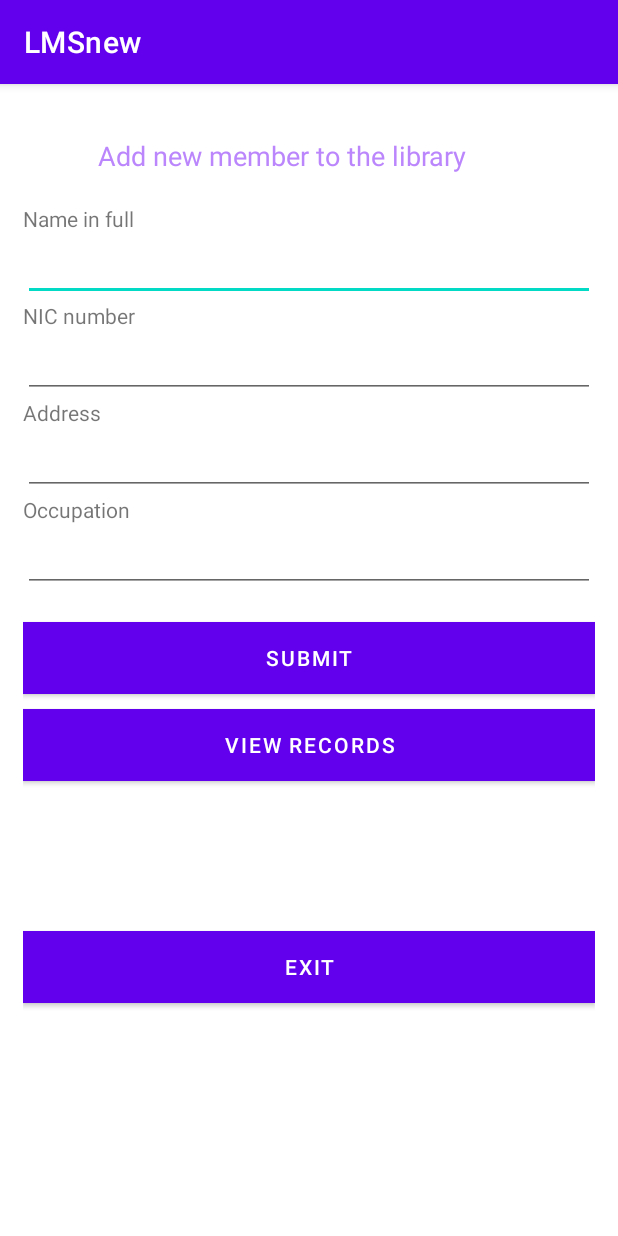
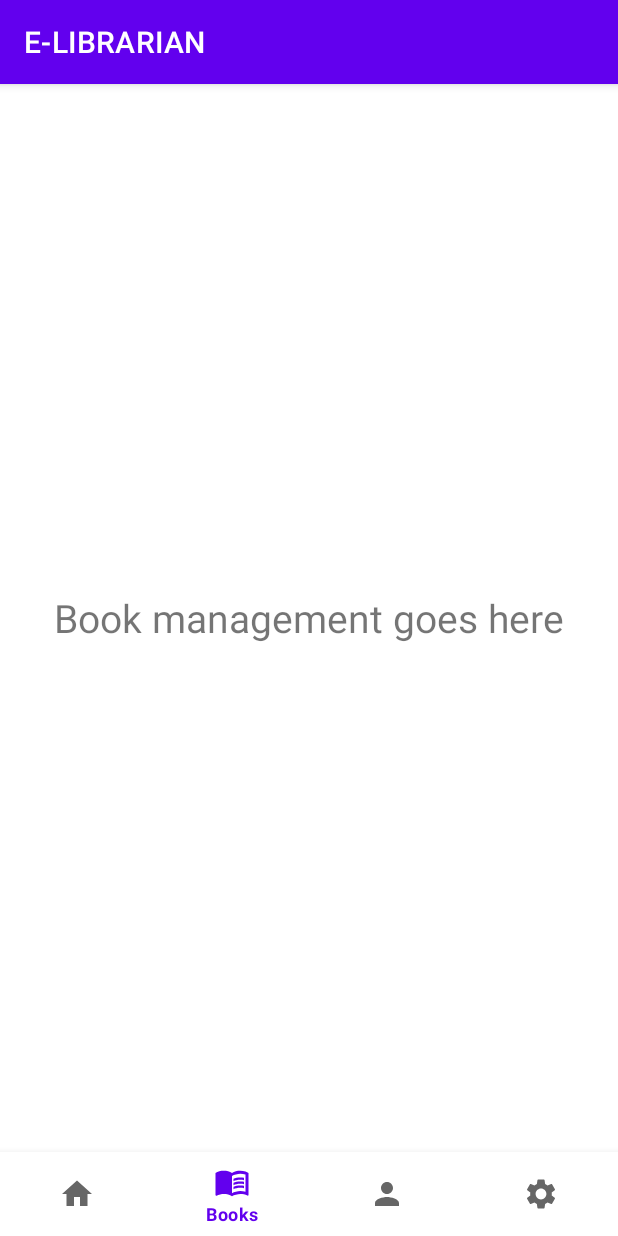
Before and after one commit to cybertronicEX/merged, an Android app: the screen it shows after launch (MainActivity before the commit, ActualMain after it), item 2 of the bottom bar chosen, on a phone screen of 412 x 824 dp. Run offline under Robolectric (Android 15) with nearby library versions, the phone set to English and light mode, and no system bars.

Commit message:
final touches

```diff
--- a/LibraySystem/app/src/main/AndroidManifest.xml
+++ b/LibraySystem/app/src/main/AndroidManifest.xml
@@ -11,7 +11,8 @@
         android:theme="@style/Theme.LMSnew">
         <activity
             android:name=".ActualMain"
-            android:exported="true">
+            android:exported="true"
+            android:label="E-LIBRARIAN">
             <intent-filter>
                 <action android:name="android.intent.action.MAIN" />
 
@@ -24,7 +25,8 @@
             />
         <activity
             android:name=".MainActivity"
-            android:exported="false">
+            android:exported="false"
+            android:label="E-LIBRARIAN">
 <!--            <intent-filter>-->
 <!--                <action android:name="android.intent.action.MAIN" />-->
 
--- a/LibraySystem/app/src/main/java/com/example/lmsnew/ActualMain.java
+++ b/LibraySystem/app/src/main/java/com/example/lmsnew/ActualMain.java
@@ -36,6 +36,9 @@ public class ActualMain extends AppCompatActivity {
                 case R.id.nav_settings:
                     replaceFragment(new SettingsFragment());
                     break;
+                case R.id.nav_books:
+                    replaceFragment(new BooksFragment());
+                    break;
             }
 
             return true;
--- /dev/null
+++ b/LibraySystem/app/src/main/java/com/example/lmsnew/BooksFragment.java
@@ -0,0 +1,64 @@
+package com.example.lmsnew;
+
+import android.os.Bundle;
+
+import androidx.fragment.app.Fragment;
+
+import android.view.LayoutInflater;
+import android.view.View;
+import android.view.ViewGroup;
+
+/**
+ * A simple {@link Fragment} subclass.
+ * Use the {@link BooksFragment#newInstance} factory method to
+ * create an instance of this fragment.
+ */
+public class BooksFragment extends Fragment {
+
+    // TODO: Rename parameter arguments, choose names that match
+    // the fragment initialization parameters, e.g. ARG_ITEM_NUMBER
+    private static final String ARG_PARAM1 = "param1";
+    private static final String ARG_PARAM2 = "param2";
+
+    // TODO: Rename and change types of parameters
+    private String mParam1;
+    private String mParam2;
+
+    public BooksFragment() {
+        // Required empty public constructor
+    }
+
+    /**
+     * Use this factory method to create a new instance of
+     * this fragment using the provided parameters.
+     *
+     * @param param1 Parameter 1.
+     * @param param2 Parameter 2.
+     * @return A new instance of fragment BooksFragment.
+     */
+    // TODO: Rename and change types and number of parameters
+    public static BooksFragment newInstance(String param1, String param2) {
+        BooksFragment fragment = new BooksFragment();
+        Bundle args = new Bundle();
+        args.putString(ARG_PARAM1, param1);
+        args.putString(ARG_PARAM2, param2);
+        fragment.setArguments(args);
+        return fragment;
+    }
+
+    @Override
+    public void onCreate(Bundle savedInstanceState) {
+        super.onCreate(savedInstanceState);
+        if (getArguments() != null) {
+            mParam1 = getArguments().getString(ARG_PARAM1);
+            mParam2 = getArguments().getString(ARG_PARAM2);
+        }
+    }
+
+    @Override
+    public View onCreateView(LayoutInflater inflater, ViewGroup container,
+                             Bundle savedInstanceState) {
+        // Inflate the layout for this fragment
+        return inflater.inflate(R.layout.fragment_books, container, false);
+    }
+}
--- /dev/null
+++ b/LibraySystem/app/src/main/res/layout/fragment_books.xml
@@ -0,0 +1,16 @@
+<?xml version="1.0" encoding="utf-8"?>
+<FrameLayout xmlns:android="http://schemas.android.com/apk/res/android"
+    xmlns:tools="http://schemas.android.com/tools"
+    android:layout_width="match_parent"
+    android:layout_height="match_parent"
+    tools:context=".BooksFragment"
+    android:background="@color/white">
+    <!-- TODO: Update blank fragment layout -->
+    <TextView
+        android:layout_width="wrap_content"
+        android:layout_height="wrap_content"
+        android:text="Book management goes here"
+        android:textSize="26dp"
+        android:layout_gravity="center"/>
+
+</FrameLayout>
--- a/LibraySystem/app/src/main/res/menu/bottom_nav_menu.xml
+++ b/LibraySystem/app/src/main/res/menu/bottom_nav_menu.xml
@@ -4,12 +4,13 @@
     <item android:title="Home"
         android:icon="@drawable/ic_baseline_home_24"
         android:id="@+id/nav_home"/>
+
+    <item android:title="Books"
+        android:icon="@drawable/ic_baseline_menu_book_24"
+        android:id="@+id/nav_books"/>
     <item android:title="Members"
         android:icon="@drawable/ic_baseline_person_24"
         android:id="@+id/nav_users"/>
-    <item android:title="Books"
-        android:icon="@drawable/ic_baseline_menu_book_24"
-        android:id="@+id/nav_books"/>
     <item android:title="Settings"
         android:icon="@drawable/ic_baseline_settings_24"
         android:id="@+id/nav_settings"/>
```
